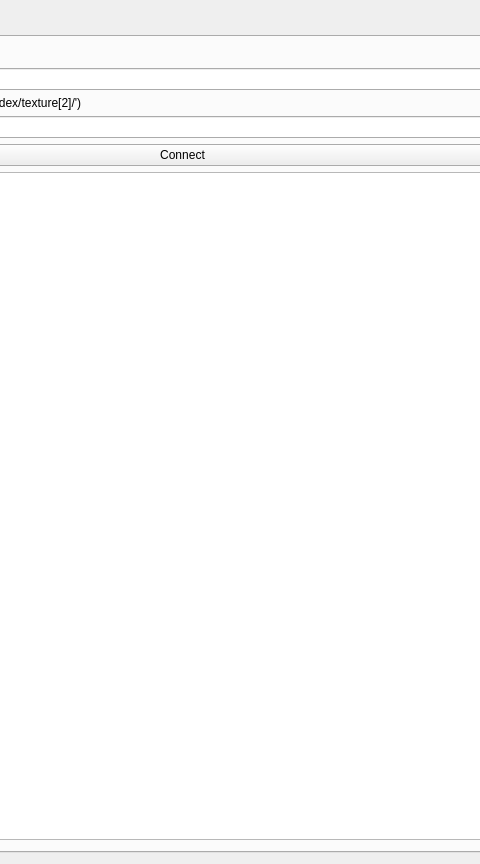
Above: utils/fgqcanvas/temporarywidget.ui from FlightGear/flightgear before the change; both pictures show x 252 to 732 and y 0 to 864 of the 983 by 864 pixel window. Below: the same form after it.
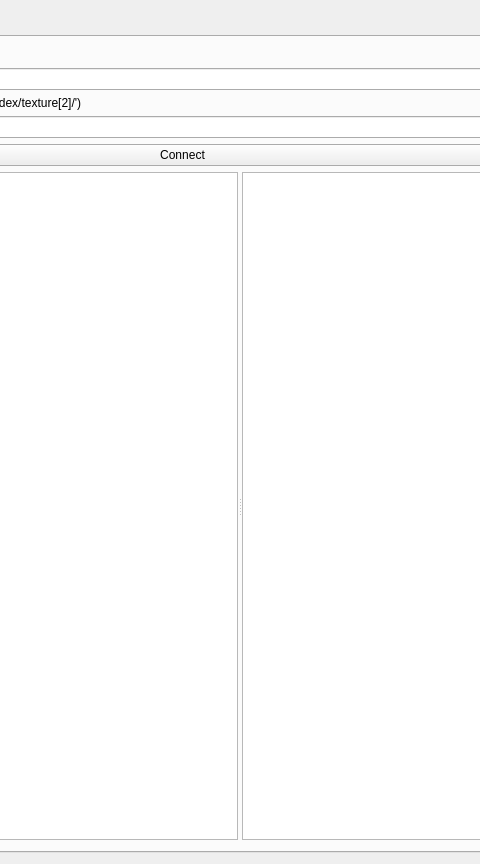
That is the form after the change. Custom widgets are drawn as their Qt base class.

Commit message: Add element inspector to remote-canvas

Diff of the .ui file:
```diff
--- a/utils/fgqcanvas/temporarywidget.ui
+++ b/utils/fgqcanvas/temporarywidget.ui
@@ -23,7 +23,10 @@
       <attribute name="title">
        <string>Connect</string>
       </attribute>
-      <layout class="QGridLayout" name="gridLayout" columnstretch="1,0">
+      <layout class="QGridLayout" name="gridLayout" rowstretch="0,0,0,0,0,1,0" columnstretch="1,0">
+       <item row="1" column="1">
+        <widget class="QLineEdit" name="portEdit"/>
+       </item>
        <item row="2" column="0">
         <widget class="QLabel" name="label_2">
          <property name="text">
@@ -41,6 +44,9 @@
        <item row="1" column="0">
         <widget class="QLineEdit" name="hostName"/>
        </item>
+       <item row="3" column="0" colspan="2">
+        <widget class="QLineEdit" name="propertyPath"/>
+       </item>
        <item row="4" column="0">
         <widget class="QPushButton" name="connectButton">
          <property name="text">
@@ -48,14 +54,38 @@
          </property>
         </widget>
        </item>
-       <item row="1" column="1">
-        <widget class="QLineEdit" name="portEdit"/>
-       </item>
-       <item row="3" column="0" colspan="2">
-        <widget class="QLineEdit" name="propertyPath"/>
-       </item>
        <item row="5" column="0" colspan="2">
-        <widget class="QTreeView" name="treeView"/>
+        <widget class="QWidget" name="widget" native="true">
+         <property name="minimumSize">
+          <size>
+           <width>10</width>
+           <height>100</height>
+          </size>
+         </property>
+         <layout class="QVBoxLayout" name="verticalLayout_3">
+          <property name="leftMargin">
+           <number>0</number>
+          </property>
+          <property name="topMargin">
+           <number>0</number>
+          </property>
+          <property name="rightMargin">
+           <number>0</number>
+          </property>
+          <property name="bottomMargin">
+           <number>0</number>
+          </property>
+          <item>
+           <widget class="QSplitter" name="splitter">
+            <property name="orientation">
+             <enum>Qt::Horizontal</enum>
+            </property>
+            <widget class="QTreeView" name="treeView"/>
+            <widget class="QTableView" name="elementData"/>
+           </widget>
+          </item>
+         </layout>
+        </widget>
        </item>
       </layout>
      </widget>
```
The commit also changes 7 other files.
